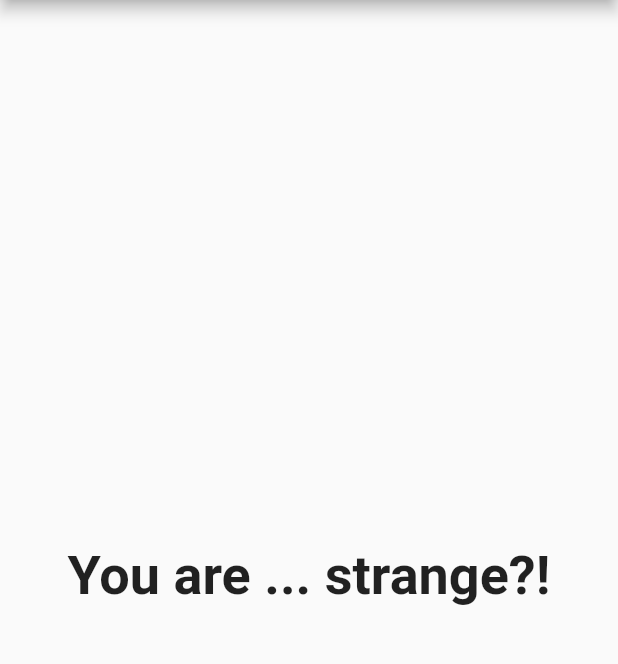
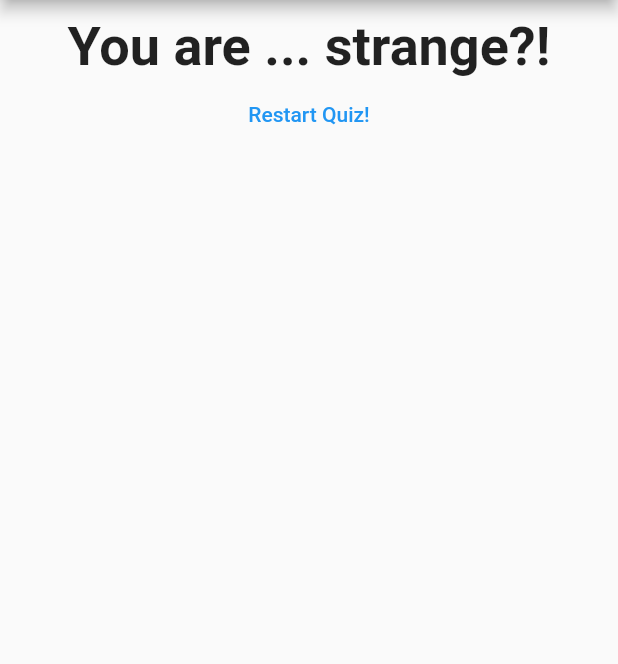
Before and after one commit to HelenaKeller/flutter-learning, a Flutter app: the screen it shows after launch, after a tap on "Blue", after a tap on "Cat", after a tap on "Guitar", on a phone screen of 412 x 824 dp, the part 84-748 px from its top. Run offline on Flutter 3.47's test engine with Material 2 defaults, Android fonts, the phone set to English and light mode, and no system bars.

Commit message:
crash_course: finished first course

```diff
--- a/crash_course/lib/main.dart
+++ b/crash_course/lib/main.dart
@@ -19,6 +19,13 @@ class MyApp extends StatefulWidget {
 class _MyAppState extends State<MyApp> {
   int _questionIndex = 0;
   int _totalScore = 0;
+
+  void _resetQuiz() {
+    setState(() {
+      _questionIndex = 0;
+      _totalScore = 0;
+    });
+  }
 
   void _answerQuestion(int score) {
     _totalScore += score;
@@ -46,7 +53,10 @@ class _MyAppState extends State<MyApp> {
                   questionAndAnswers: _questionAndAnswers,
                   questionIndex: _questionIndex,
                 )
-              : Result(resultScore: _totalScore),
+              : Result(
+                  resultScore: _totalScore,
+                  resetHandler: _resetQuiz,
+                ),
         ),
       ),
     );
--- a/crash_course/lib/result.dart
+++ b/crash_course/lib/result.dart
@@ -4,9 +4,11 @@ class Result extends StatelessWidget {
   const Result({
     Key? key,
     required this.resultScore,
+    required this.resetHandler,
   }) : super(key: key);
 
   final int resultScore;
+  final VoidCallback resetHandler;
 
   String get resultPhrase {
     String resultText = 'You did it!';
@@ -14,7 +16,7 @@ class Result extends StatelessWidget {
       resultText = 'You are awesome!';
     } else if (resultScore <= 12) {
       resultText = 'Pretty likeable!';
-    } else if (resultScore <= 16) {
+    } else if (resultScore <= 20) {
       resultText = 'You are ... strange?!';
     } else {
       resultText = 'You are so bad!';
@@ -25,7 +27,9 @@ class Result extends StatelessWidget {
   @override
   Widget build(BuildContext context) {
     return Center(
-      child: Text(
+      child: Column(
+        children: [
+          Text(
             resultPhrase,
             style: const TextStyle(
               fontSize: 36,
@@ -33,6 +37,12 @@ class Result extends StatelessWidget {
             ),
             textAlign: TextAlign.center,
           ),
+          TextButton(
+            onPressed: resetHandler,
+            child: const Text('Restart Quiz!'),
+          ),
+        ],
+      ),
     );
   }
 }
```
Lines whose indentation alone changed are shown as unchanged.
